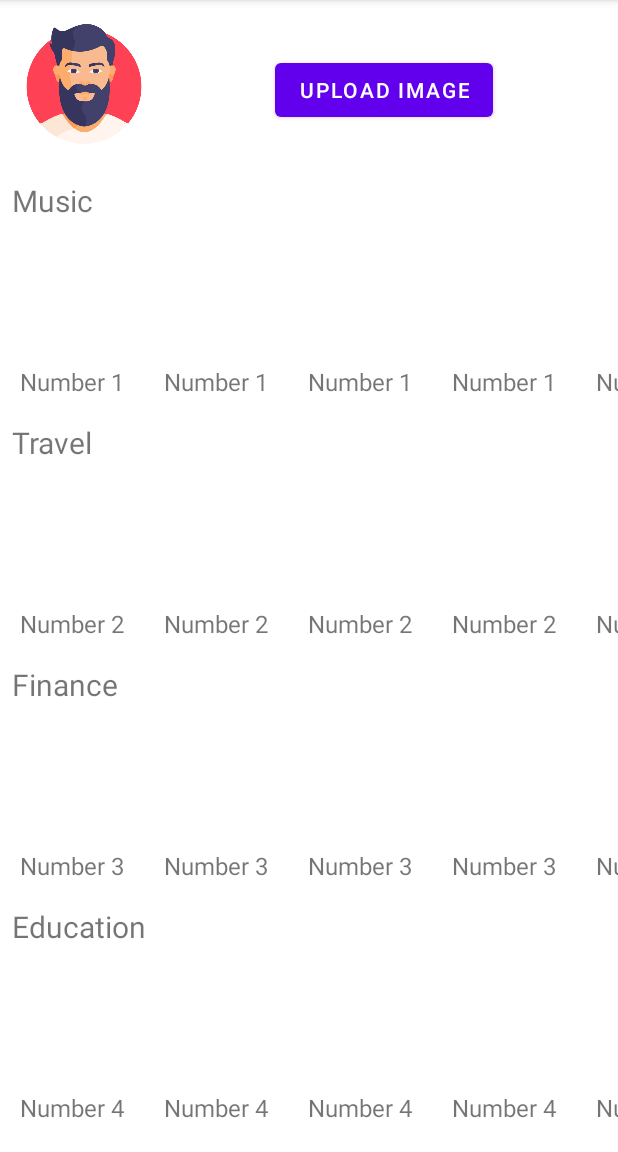
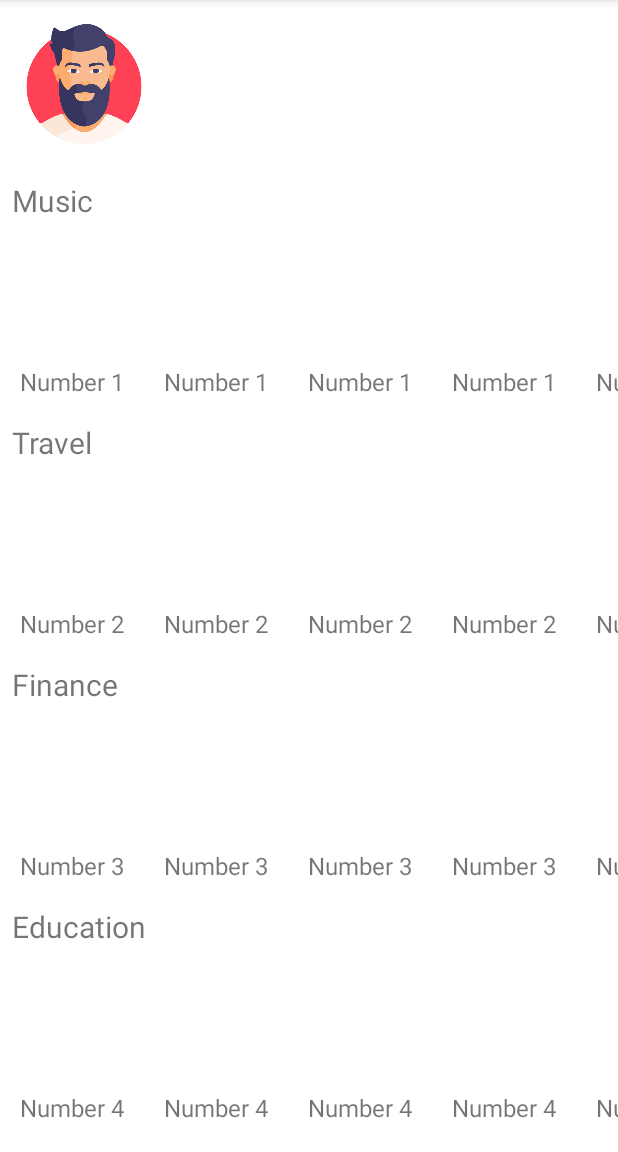
Before and after one commit to Sespeck/NUMAD22Su_Team24_Puddle, an Android app: the screen it shows after launch once a user with an empty profile is signed in (PuddleListActivity), on a phone screen of 412 x 824 dp, the part 84-1236 px from its top. Run offline under Robolectric (Android 15) with nearby library versions, the phone set to English and light mode, and no system bars; our stand-ins replace Firebase (no records; nobody signed in at launch, a user with empty details on screens opened directly); pictures from the network do not load.

Commit message:
added image picker code in profile icon

```diff
--- a/app/src/main/java/com/cs5520/assignments/numad22su_team24_puddle/Adapter/MyPuddlesAdapter.java
+++ b/app/src/main/java/com/cs5520/assignments/numad22su_team24_puddle/Adapter/MyPuddlesAdapter.java
@@ -33,7 +33,7 @@ public class MyPuddlesAdapter extends RecyclerView.Adapter<MyPuddlesAdapter.MyPu
     public void onBindViewHolder(@NonNull MyPudAdapter holder, int position) {
 //        holder.puddleName.setText("Android App Development");
         // https://firebasestorage.googleapis.com/v0/b/android-chat-85561.appspot.com/o/1659200277705.jpg?alt=media&token=4284da6a-ce2e-4098-8777-ec8fd0c93b2a
-        Glide.with(this.ct).load("https://firebasestorage.googleapis.com/v0/b/android-chat-85561.appspot.com/o/1659200277705.jpg?alt=media&token=4284da6a-ce2e-4098-8777-ec8fd0c93b2a").into(holder.puddleBg);
+        Glide.with(this.ct).load("https://firebasestorage.googleapis.com/v0/b/android-chat-85561.appspot.com/o/1659204399343.jpg?alt=media&token=fd3aaabb-f864-4ee1-a862-7e3be8b7778d").into(holder.puddleBg);
         // https://cdn.pixabay.com/photo/2016/05/05/02/37/sunset-1373171__480.jpg
     }
 
--- a/app/src/main/java/com/cs5520/assignments/numad22su_team24_puddle/PuddleListActivity.java
+++ b/app/src/main/java/com/cs5520/assignments/numad22su_team24_puddle/PuddleListActivity.java
@@ -47,14 +47,7 @@ public class PuddleListActivity extends AppCompatActivity {
     // Widgets
     RecyclerView puddleListRecyclerView;
     PuddleListAdapter puddleListAdapter;
-    DrawerLayout drawer;
-    NavigationView navView;
-    TextView user_email;
-    TextView user_name;
-
     ImageButton btn;
-
-    Button imgSelect;
 
     // Firebase
     FirebaseUser current_user;
@@ -77,7 +70,6 @@ public class PuddleListActivity extends AppCompatActivity {
 
         // Initializing Widgets
         puddleListRecyclerView = findViewById(R.id.puddle_list_rv);
-        imgSelect = findViewById(R.id.image_select);
         btn = findViewById(R.id.profile_icon);
 
         ActivityResultLauncher<Intent> startActivityForResult = registerForActivityResult(
@@ -93,7 +85,7 @@ public class PuddleListActivity extends AppCompatActivity {
                 }
         );
 
-        imgSelect.setOnClickListener(new View.OnClickListener() {
+        btn.setOnClickListener(new View.OnClickListener() {
             @Override
             public void onClick(View view) {
                 Intent gallery = new Intent();
--- a/app/src/main/res/layout/activity_puddle_list.xml
+++ b/app/src/main/res/layout/activity_puddle_list.xml
@@ -33,15 +33,4 @@
         app:layout_constraintStart_toStartOf="parent"
         app:layout_constraintTop_toBottomOf="@+id/profile_icon" />
 
-    <Button
-        android:id="@+id/image_select"
-        android:layout_width="wrap_content"
-        android:layout_height="wrap_content"
-        android:layout_marginTop="36dp"
-        android:text="Upload Image"
-        app:layout_constraintEnd_toEndOf="parent"
-        app:layout_constraintHorizontal_bias="0.511"
-        app:layout_constraintStart_toEndOf="@+id/profile_icon"
-        app:layout_constraintTop_toTopOf="parent" />
-
 </androidx.constraintlayout.widget.ConstraintLayout>
```
